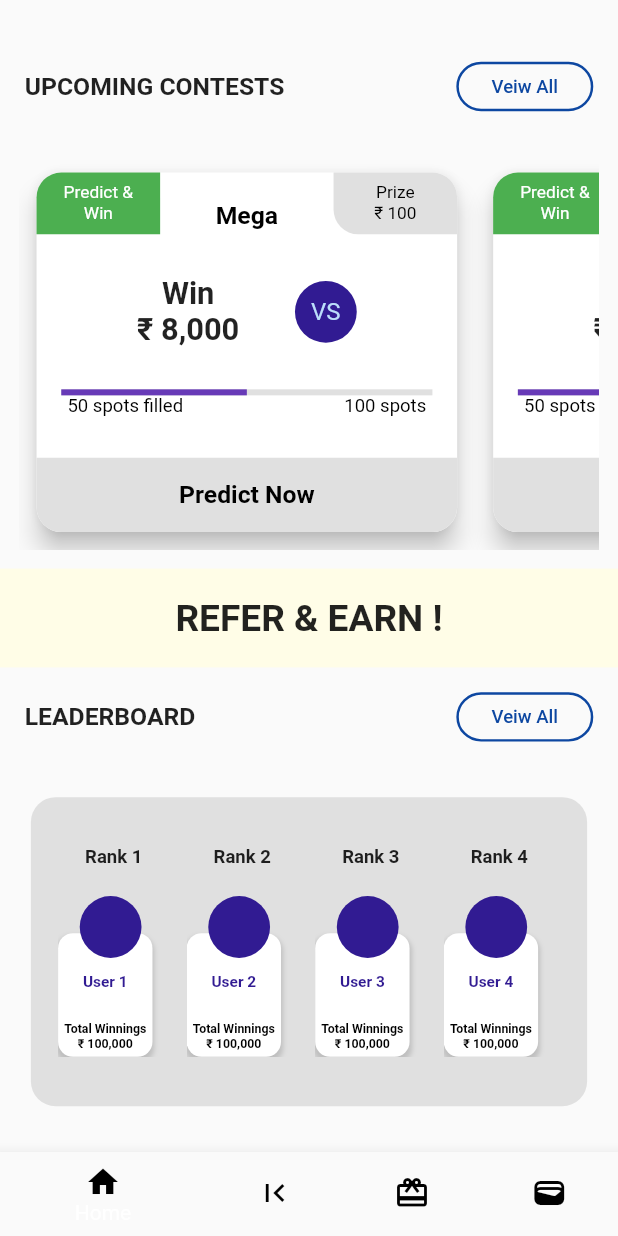
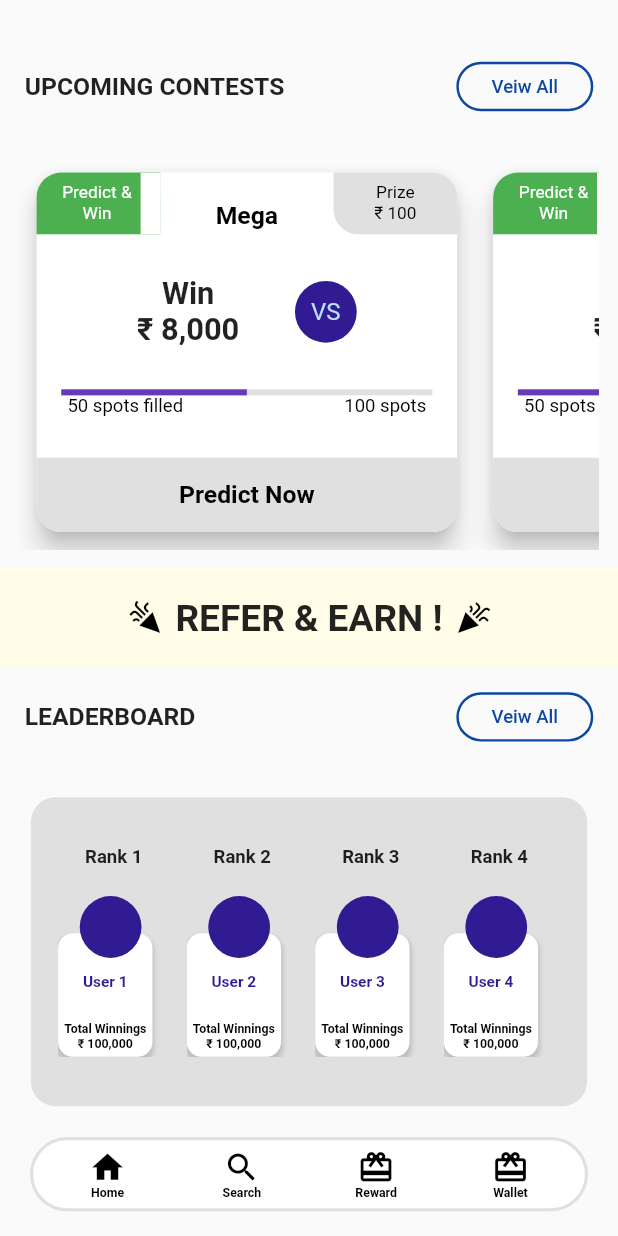
Before and after one commit to SanketSarmalkar/Home_Page_Design_Flutter_1, a Flutter app: the screen it shows after launch, on a phone screen of 412 x 824 dp. Run offline on Flutter 3.47's test engine with Material 2 defaults, Android fonts, the phone set to English and light mode, and no system bars; our stand-ins replace flutter_custom_clippers.

Commit message:
bottom navigation bar done

```diff
--- a/lib/components/ad.dart
+++ b/lib/components/ad.dart
@@ -13,11 +13,27 @@ class Ad extends StatelessWidget {
       child: Row(
         mainAxisAlignment: MainAxisAlignment.center,
         children: [
-          Text("REFER & EARN !",
-              style: TextStyle(
-                fontSize: width * 0.06,
-                fontWeight: FontWeight.bold,
-              )),
+          Transform.rotate(
+            angle: 3 * 3.14 / 2,
+            child: const Icon(
+              Icons.celebration,
+              color: Colors.black,
+              textDirection: TextDirection.rtl,
+            ),
+          ),
+          Padding(
+            padding: EdgeInsets.only(left: width * 0.02, right: width * 0.02),
+            child: Text("REFER & EARN !",
+                style: TextStyle(
+                  fontSize: width * 0.06,
+                  fontWeight: FontWeight.bold,
+                )),
+          ),
+          const Icon(
+            Icons.celebration,
+            color: Colors.black,
+            textDirection: TextDirection.rtl,
+          ),
         ],
       ),
     );
--- /dev/null
+++ b/lib/components/bottom_navigation.dart
@@ -0,0 +1,154 @@
+import 'package:flutter/material.dart';
+
+class BottomNavigation extends StatelessWidget {
+  const BottomNavigation({super.key});
+
+  @override
+  Widget build(BuildContext context) {
+    double? height = MediaQuery.of(context).size.height;
+    double? width = MediaQuery.of(context).size.width;
+    // return BottomNavigationBar(
+    //   items: const [
+    //     BottomNavigationBarItem(
+    //       icon: Icon(
+    //         Icons.home,
+    //         color: Colors.black,
+    //       ),
+    //       label: 'Home',
+    //     ),
+    //     BottomNavigationBarItem(
+    //       icon: Icon(
+    //         Icons.search,
+    //         color: Colors.black,
+    //       ),
+    //       label: 'Search',
+    //     ),
+    //     BottomNavigationBarItem(
+    //       icon: Icon(
+    //         Icons.card_giftcard,
+    //         color: Colors.black,
+    //       ),
+    //       label: 'Reward',
+    //     ),
+    //     BottomNavigationBarItem(
+    //       icon: Icon(
+    //         Icons.wallet,
+    //         color: Colors.black,
+    //       ),
+    //       label: 'Wallet',
+    //     ),
+    //   ],
+    // );
+    return Padding(
+      padding: EdgeInsets.only(bottom: height * 0.02, left: 20, right: 20),
+      child: Container(
+        height: height * 0.06,
+        decoration: BoxDecoration(
+          borderRadius: BorderRadius.circular(width * 0.1),
+          border: Border.all(color: Colors.grey[300]!, width: width * 0.005),
+          color: Colors.white,
+        ),
+        child: Padding(
+          padding: EdgeInsets.only(left: width * 0.01, right: width * 0.01),
+          child: Row(
+            mainAxisAlignment: MainAxisAlignment.spaceEvenly,
+            children: [
+              MaterialButton(
+                  shape: const CircleBorder(
+                    side: BorderSide.none,
+                  ),
+                  onPressed: () {},
+                  child: Column(
+                    mainAxisAlignment: MainAxisAlignment.center,
+                    children: [
+                      Icon(
+                        Icons.home,
+                        color: Colors.black,
+                        size: height * 0.03,
+                      ),
+                      Text(
+                        'Home',
+                        style: TextStyle(
+                          color: Colors.black,
+                          fontSize: height * 0.01,
+                          fontWeight: FontWeight.bold,
+                        ),
+                      )
+                    ],
+                  )),
+              MaterialButton(
+                  shape: const CircleBorder(
+                    side: BorderSide.none,
+                  ),
+                  onPressed: () {},
+                  child: Column(
+                    mainAxisAlignment: MainAxisAlignment.center,
+                    children: [
+                      Icon(
+                        Icons.search,
+                        color: Colors.black,
+                        size: height * 0.03,
+                      ),
+                      Text(
+                        'Search',
+                        style: TextStyle(
+                          color: Colors.black,
+                          fontSize: height * 0.01,
+                          fontWeight: FontWeight.bold,
+                        ),
+                      )
+                    ],
+                  )),
+              MaterialButton(
+                  shape: const CircleBorder(
+                    side: BorderSide.none,
+                  ),
+                  onPressed: () {},
+                  child: Column(
+                    mainAxisAlignment: MainAxisAlignment.center,
+                    children: [
+                      Icon(
+                        Icons.card_giftcard,
+                        color: Colors.black,
+                        size: height * 0.03,
+                      ),
+                      Text(
+                        'Reward',
+                        style: TextStyle(
+                          color: Colors.black,
+                          fontSize: height * 0.01,
+                          fontWeight: FontWeight.bold,
+                        ),
+                      )
+                    ],
+                  )),
+              MaterialButton(
+                  shape: const CircleBorder(
+                    side: BorderSide.none,
+                  ),
+                  onPressed: () {},
+                  child: Column(
+                    mainAxisAlignment: MainAxisAlignment.center,
+                    children: [
+                      Icon(
+                        Icons.wallet_giftcard,
+                        color: Colors.black,
+                        size: height * 0.03,
+                      ),
+                      Text(
+                        'Wallet',
+                        style: TextStyle(
+                          color: Colors.black,
+                          fontSize: height * 0.01,
+                          fontWeight: FontWeight.bold,
+                        ),
+                      )
+                    ],
+                  )),
+            ],
+          ),
+        ),
+      ),
+    );
+  }
+}
--- a/lib/components/contest_item.dart
+++ b/lib/components/contest_item.dart
@@ -1,4 +1,5 @@
 import 'package:flutter/material.dart';
+import 'package:flutter_custom_clippers/flutter_custom_clippers.dart';
 
 class ContestItem extends StatefulWidget {
   const ContestItem({super.key});
@@ -41,7 +42,10 @@ class _ContestItemState extends State<ContestItem> {
                       ),
                       width: width * 0.2,
                       height: height * 0.05,
-                      child: Padding(
+                      child: Row(
+                        mainAxisAlignment: MainAxisAlignment.end,
+                        children: [
+                          Padding(
                             padding: EdgeInsets.all(height * 0.007),
                             child: Column(
                               children: [
@@ -57,6 +61,15 @@ class _ContestItemState extends State<ContestItem> {
                                     )),
                               ],
                             ),
+                          ),
+                          ClipPath(
+                            clipper: ArrowClipper(height * 0.015, 0, Edge.LEFT),
+                            child: Container(
+                              color: Colors.white,
+                              width: width * 0.032,
+                            ),
+                          ),
+                        ],
                       )),
                   Padding(
                     padding: EdgeInsets.only(top: height * 0.02),
--- a/lib/screens/home.dart
+++ b/lib/screens/home.dart
@@ -1,44 +1,15 @@
 import 'package:flutter/material.dart';
 import '../components/body.dart';
+import '../components/bottom_navigation.dart';
 
 class Home extends StatelessWidget {
   const Home({super.key});
 
   @override
   Widget build(BuildContext context) {
-    return Scaffold(
-        body: const Body(),
-        bottomNavigationBar: BottomNavigationBar(
-          items: const [
-            BottomNavigationBarItem(
-              icon: Icon(
-                Icons.home,
-                color: Colors.black,
-              ),
-              label: 'Home',
-            ),
-            BottomNavigationBarItem(
-              icon: Icon(
-                Icons.first_page,
-                color: Colors.black,
-              ),
-              label: 'Search',
-            ),
-            BottomNavigationBarItem(
-              icon: Icon(
-                Icons.card_giftcard,
-                color: Colors.black,
-              ),
-              label: 'Reward',
-            ),
-            BottomNavigationBarItem(
-              icon: Icon(
-                Icons.wallet,
-                color: Colors.black,
-              ),
-              label: 'Wallet',
-            ),
-          ],
-        ));
+    return const Scaffold(
+      body: Body(),
+      bottomNavigationBar: BottomNavigation(),
+    );
   }
 }
--- a/pubspec.yaml
+++ b/pubspec.yaml
@@ -35,6 +35,7 @@ dependencies:
   # The following adds the Cupertino Icons font to your application.
   # Use with the CupertinoIcons class for iOS style icons.
   cupertino_icons: ^1.0.2
+  flutter_custom_clippers: ^2.1.0
 
 dev_dependencies:
   flutter_test:
```
Also changed, not shown: pubspec.lock. Lines whose indentation alone changed are shown as unchanged.
